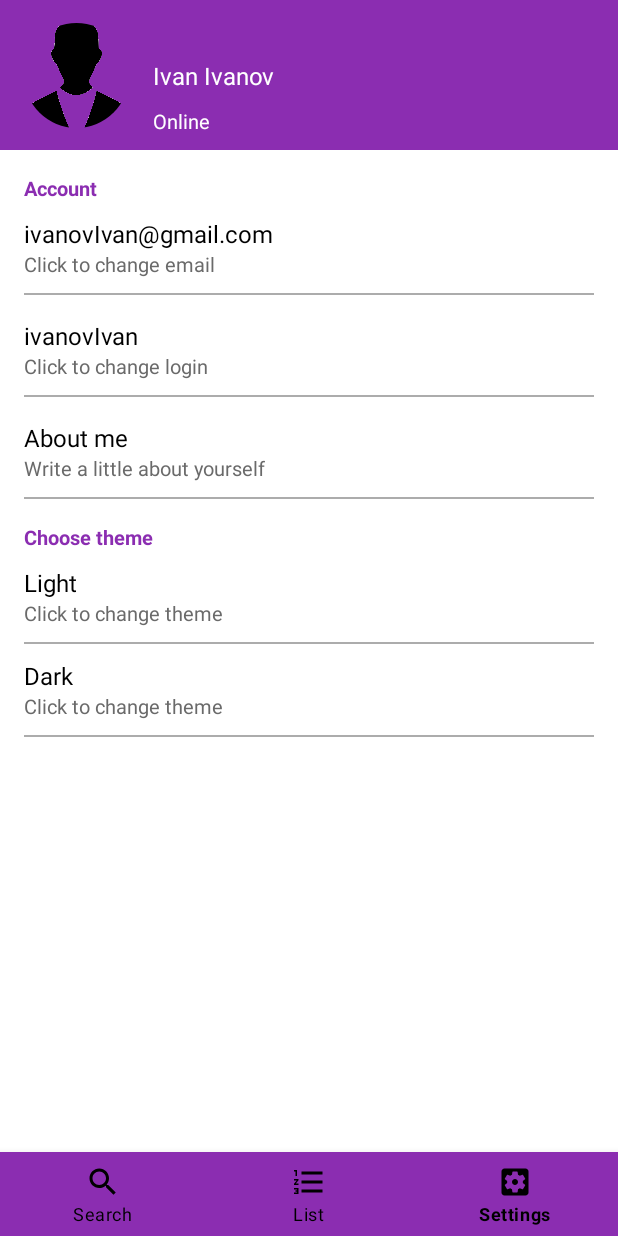
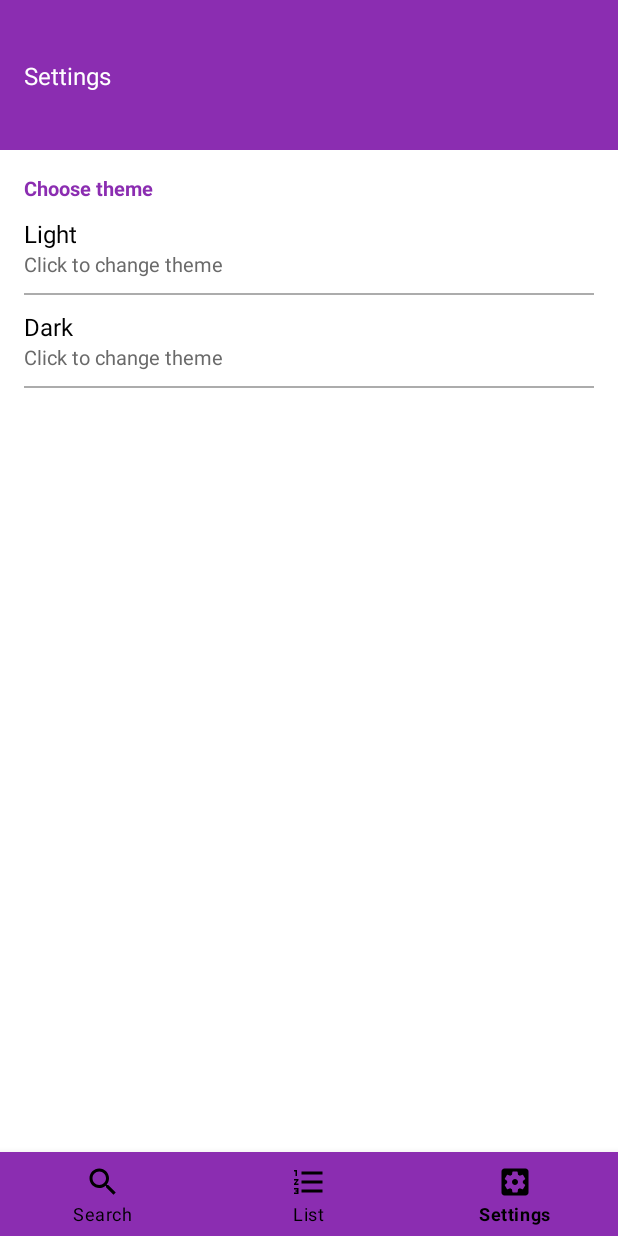
Before and after one commit to ejjer/GitHubProjectTest, an Android app: the screen it shows after launch (MainActivity), item 3 of the bottom bar chosen, on a phone screen of 412 x 824 dp. Run offline under Robolectric (Android 15) with nearby library versions, the phone set to English and light mode, and no system bars; Roboto replaces fonts that are not available here.

Commit message:
запрос из репозитория

```diff
--- a/app/src/main/java/com/example/githubprojecttest/navigation/Navigation.kt
+++ b/app/src/main/java/com/example/githubprojecttest/navigation/Navigation.kt
@@ -1,8 +1,9 @@
 package com.example.githubprojecttest.navigation
 
+import com.example.githubprojecttest.adapters.ClickListener
 import com.example.githubprojecttest.model.GitHubUserModel
 
-interface Navigation {
+interface Navigation : ClickListener {
     fun showGitHubListFragment()
     fun showInputNameGitHubUserFragment()
     fun showCurrentGitHubUser()
--- a/app/src/main/java/com/example/githubprojecttest/view/ListGitHubUsersFragment.kt
+++ b/app/src/main/java/com/example/githubprojecttest/view/ListGitHubUsersFragment.kt
@@ -29,6 +29,7 @@ class ListGitHubUsersFragment : Fragment(R.layout.fragment_list_git_hub_users),
     private lateinit var adapter: ListUsersAdapter
     private lateinit var recyclerView: RecyclerView
 
+
     private val viewModel: MainActivityViewModel by activityViewModels()
     var userName = "krishmasand"
 
@@ -50,13 +51,12 @@ class ListGitHubUsersFragment : Fragment(R.layout.fragment_list_git_hub_users),
         binding = FragmentListGitHubUsersBinding.bind(view)
         recyclerView = view.findViewById(R.id.recyclerView)
         recyclerView.layoutManager = LinearLayoutManager(requireContext())
-        viewModel.inputUserName.observe(viewLifecycleOwner) {
+        viewModel.inputUserName.observe(viewLifecycleOwner) { inputUserName ->
             viewModel.loadFollowers(inputUserName).observe(viewLifecycleOwner) { list ->
                 if (list != null) {
-                    adapter = ListUsersAdapter(list)
+                    adapter = ListUsersAdapter(list,listener)
                     recyclerView.adapter = adapter
                 }
-
             }
         }
     }
--- a/app/src/main/java/com/example/githubprojecttest/view/MainActivity.kt
+++ b/app/src/main/java/com/example/githubprojecttest/view/MainActivity.kt
@@ -26,7 +26,8 @@ class MainActivity : AppCompatActivity(), Navigation {
         setContentView(binding.root)
         setTheme()
         if (savedInstanceState == null) {
-            showInputNameGitHubUserFragment()
+            showRepos()
+            // showCurrentGitHubUser()
         }
         clickBottomBar()
     }
--- a/app/src/main/java/com/example/githubprojecttest/view/SettingsFragment.kt
+++ b/app/src/main/java/com/example/githubprojecttest/view/SettingsFragment.kt
@@ -33,7 +33,7 @@ class SettingsFragment : Fragment() {
         }
 
         binding.settingsDarkTvButton.setOnClickListener {
-            viewModel.theme.postValue("Dark")//устанавливаю значение theme в LiveData
+            viewModel.theme.postValue("Dark")
         }
     }
 
--- a/app/src/main/res/layout/fragment_settings.xml
+++ b/app/src/main/res/layout/fragment_settings.xml
@@ -14,122 +14,22 @@
         android:layout_height="100dp"
         android:background="@color/colorPrimaryBase">
 
-        <de.hdodenhof.circleimageview.CircleImageView
-            android:id="@+id/settings_user_photo"
-            android:layout_width="@dimen/settings_user_photo_width"
-            android:layout_height="@dimen/settings_user_photo_height"
-            android:layout_marginStart="@dimen/horizontal_margin"
-            android:src="@drawable/default_user"
+
+        <TextView
+            android:id="@+id/settings_header_text_view"
+            android:layout_width="0dp"
+            android:layout_height="wrap_content"
+            android:layout_marginHorizontal="@dimen/horizontal_margin"
+            android:layout_marginVertical="@dimen/vertical_margin"
+            android:text="@string/settings_header"
+            android:textColor="@color/colorAccent"
+            android:textSize="@dimen/normal_text_size"
             app:layout_constraintBottom_toBottomOf="parent"
             app:layout_constraintStart_toStartOf="parent"
             app:layout_constraintTop_toTopOf="parent" />
 
-        <TextView
-            android:id="@+id/settings_user_name"
-            android:layout_width="0dp"
-            android:layout_height="wrap_content"
-            android:layout_marginHorizontal="@dimen/horizontal_margin"
-            android:layout_marginVertical="@dimen/vertical_margin"
-            android:text="@string/default_user"
-            android:textColor="@color/colorAccent"
-            android:textSize="@dimen/normal_text_size"
-            app:layout_constraintBottom_toBottomOf="parent"
-            app:layout_constraintStart_toEndOf="@+id/settings_user_photo"
-            app:layout_constraintTop_toTopOf="parent" />
-
-        <TextView
-            android:id="@+id/settings_user_status"
-            android:layout_width="0dp"
-            android:layout_height="wrap_content"
-            android:layout_marginHorizontal="@dimen/horizontal_margin"
-            android:layout_marginVertical="@dimen/vertical_margin"
-            android:text="@string/default_status"
-            android:textColor="@color/colorAccent"
-            android:textSize="@dimen/small_text_size"
-            app:layout_constraintBottom_toBottomOf="parent"
-            app:layout_constraintStart_toEndOf="@+id/settings_user_photo"
-            app:layout_constraintTop_toBottomOf="@+id/settings_user_name" />
     </androidx.constraintlayout.widget.ConstraintLayout>
 
-    <TextView
-        android:id="@+id/settings_text_account"
-        android:text="@string/settings_account_text"
-        app:layout_constraintTop_toBottomOf="@+id/header_block"
-        style="@style/table_of_contents" />
-
-    <LinearLayout
-        android:id="@+id/settings_btn_change_phone_number"
-        style="@style/Buttons"
-        app:layout_constraintEnd_toEndOf="parent"
-        app:layout_constraintStart_toStartOf="parent"
-        app:layout_constraintTop_toBottomOf="@+id/settings_text_account">
-
-        <TextView
-            android:id="@+id/settings_phone_number"
-            style="@style/normalText"
-            android:text="@string/default_email" />
-
-        <TextView
-            android:id="@+id/setting_label_phone_number"
-            style="@style/smallText"
-            android:text="@string/settings_label_email" />
-    </LinearLayout>
-
-    <View
-        style="@style/separator"
-        app:layout_constraintEnd_toEndOf="parent"
-        app:layout_constraintStart_toStartOf="parent"
-        app:layout_constraintTop_toBottomOf="@+id/settings_btn_change_phone_number" />
-
-    <LinearLayout
-        android:id="@+id/settings_btn_change_login"
-        style="@style/Buttons"
-        android:layout_marginTop="@dimen/horizontal_margin"
-        app:layout_constraintEnd_toEndOf="parent"
-        app:layout_constraintStart_toStartOf="parent"
-        app:layout_constraintTop_toBottomOf="@+id/settings_btn_change_phone_number">
-
-        <TextView
-            android:id="@+id/settings_login"
-            style="@style/normalText"
-            android:text="@string/default_login" />
-
-        <TextView
-            android:id="@+id/setting_label_login"
-            style="@style/smallText"
-            android:text="@string/settings_label_login" />
-    </LinearLayout>
-
-    <View
-        style="@style/separator"
-        app:layout_constraintEnd_toEndOf="parent"
-        app:layout_constraintStart_toStartOf="parent"
-        app:layout_constraintTop_toBottomOf="@+id/settings_btn_change_login" />
-
-    <LinearLayout
-        android:id="@+id/settings_btn_change_bio"
-        style="@style/Buttons"
-        android:layout_marginTop="@dimen/horizontal_margin"
-        app:layout_constraintEnd_toEndOf="parent"
-        app:layout_constraintStart_toStartOf="parent"
-        app:layout_constraintTop_toBottomOf="@+id/settings_btn_change_login">
-
-        <TextView
-            android:id="@+id/settings_bio"
-            style="@style/normalText"
-            android:text="@string/default_bio" />
-
-        <TextView
-            android:id="@+id/setting_label_bio"
-            style="@style/smallText"
-            android:text="@string/settings_label_bio" />
-    </LinearLayout>
-
-    <View
-        style="@style/separator"
-        app:layout_constraintEnd_toEndOf="parent"
-        app:layout_constraintStart_toStartOf="parent"
-        app:layout_constraintTop_toBottomOf="@+id/settings_btn_change_bio" />
 
     <TextView
         android:id="@+id/choose_theme_tv"
--- a/app/src/main/res/values/colors.xml
+++ b/app/src/main/res/values/colors.xml
@@ -18,27 +18,7 @@
     <color name="colorGrayLight">#ACACAC</color>
 
 
-    <!-- Material DEFAULT colors -->
-    <color name="material_drawer_primary">#2196F3</color>
-    <color name="material_drawer_primary_dark">#1976D2</color>
-    <color name="material_drawer_primary_light">#BBDEFB</color>
-    <color name="material_drawer_accent">#FF4081</color>
 
-    <!-- OVERWRITE THESE COLORS FOR A LIGHT THEME -->
-    <!-- MaterialDrawer DEFAULT colors -->
-    <color name="material_drawer_background">#F9F9F9</color>
-    <!-- Material DEFAULT text / items colors -->
-    <color name="material_drawer_primary_text">@color/colorBlack</color>
-    <color name="material_drawer_primary_icon">#8A000000</color>
-    <color name="material_drawer_secondary_text">#8A000000</color>
-    <color name="material_drawer_hint_text">#42000000</color>
-    <color name="material_drawer_divider">#1F000000</color>
-    <!-- Material DEFAULT drawer colors -->
-    <color name="material_drawer_selected">#1F2196F3</color>
-    <color name="material_drawer_selected_legacy">#E8E8E8</color>
-    <color name="material_drawer_selected_text">#2196F3</color>
-    <color name="material_drawer_header_selection_text">@color/colorAccent</color>
-    <color name="material_drawer_header_selection_subtext">#8A000000</color>
 
 
 </resources>
--- a/app/src/main/res/values/strings.xml
+++ b/app/src/main/res/values/strings.xml
@@ -33,4 +33,5 @@
     <string name="inputUserNameFollowersBtnText">Followers</string>
     <string name="repository_btn_text">Repository</string>
     <string name="followers_btn_text">Followers</string>
+    <string name="settings_header">Settings</string>
 </resources>
--- a/app/src/main/res/values/themes.xml
+++ b/app/src/main/res/values/themes.xml
@@ -3,7 +3,6 @@
     <style name="Light.Theme.GitHubProjectTest" parent="Theme.MaterialComponents.DayNight.NoActionBar">
         <!-- Primary brand color. -->
         <item name="colorPrimary">@color/colorPrimaryBase</item>
-        <item name="colorPrimaryDark">@color/colorPrimaryDark</item>
         <item name="colorAccent">@color/white</item>
         <item name="colorOnBackground">@color/white</item>
 
```
